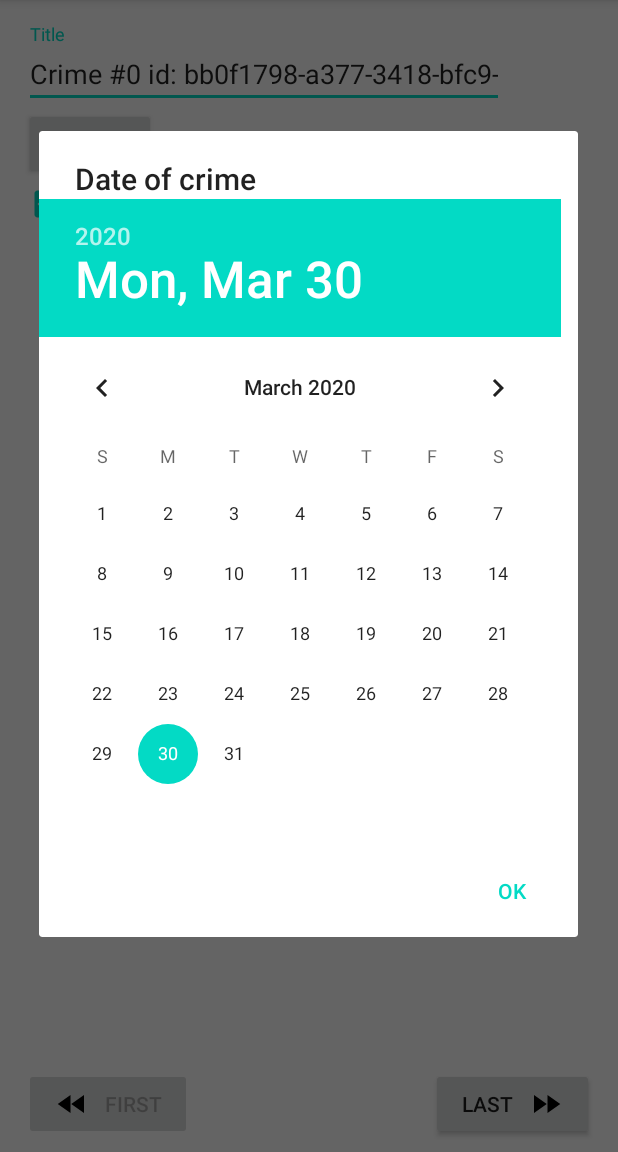
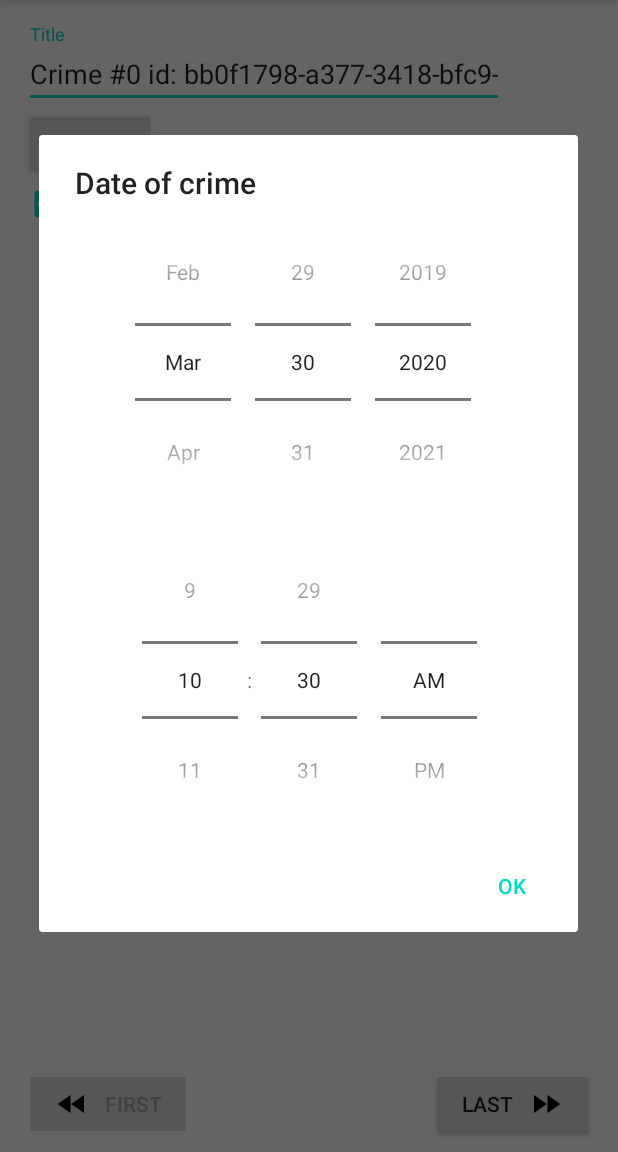
Before and after one commit to EugeneAlexandrov/CriminalIntent, an Android app: the CrimeFragment screen opened directly, with no data from a screen before it, after a tap on an icon or button, on a phone screen of 412 x 824 dp, the part 84-1236 px from its top. Run offline under Robolectric (Android 15) with nearby library versions, the phone set to English and light mode, and no system bars; Roboto replaces fonts that are not available here.

Commit message:
возврат даты из datepickera

```diff
--- a/app/src/main/java/com/mybclym/criminalintent/Crime.java
+++ b/app/src/main/java/com/mybclym/criminalintent/Crime.java
@@ -21,6 +21,10 @@ public class Crime {
 
     public Date getDate() {
         return mDate;
+    }
+
+    public void setDate(Date date) {
+        mDate = date;
     }
 
     public String getTitle() {
--- a/app/src/main/java/com/mybclym/criminalintent/CrimeFragment.java
+++ b/app/src/main/java/com/mybclym/criminalintent/CrimeFragment.java
@@ -1,5 +1,7 @@
 package com.mybclym.criminalintent;
 
+import android.app.Activity;
+import android.content.Intent;
 import android.os.Bundle;
 import android.text.Editable;
 import android.text.TextWatcher;
@@ -10,6 +12,7 @@ import android.view.ViewGroup;
 import android.widget.Button;
 import android.widget.CheckBox;
 import android.widget.CompoundButton;
+import android.widget.DatePicker;
 import android.widget.EditText;
 
 import androidx.annotation.NonNull;
@@ -17,6 +20,7 @@ import androidx.annotation.Nullable;
 import androidx.fragment.app.Fragment;
 
 import java.text.DateFormat;
+import java.util.Date;
 import java.util.UUID;
 
 public class CrimeFragment extends Fragment {
@@ -26,6 +30,7 @@ public class CrimeFragment extends Fragment {
     CheckBox checkbox_isSolved;
     private static final String ARGS_CRIME_ID = "crime_id";
     private static final String DIALOG_DATE = "DialogDAte";
+    private static final int REQUEST_DATE = 0;
 
     protected static CrimeFragment newInstance(UUID id) {
         Bundle bundle = new Bundle();
@@ -75,17 +80,12 @@ public class CrimeFragment extends Fragment {
         });
 
         btn_date = (Button) v.findViewById(R.id.crimeFragment_date_btn);
-        btn_date.setOnClickListener(new View.OnClickListener() {
-            @Override
-            public void onClick(View v) {
-
-            }
-        });
         btn_date.setText(DateFormat.getDateInstance(DateFormat.SHORT).format(mCrime.getDate()));
         btn_date.setOnClickListener(new View.OnClickListener() {
             @Override
             public void onClick(View v) {
-                DatePickerFragment dialog = new DatePickerFragment();
+                DatePickerFragment dialog = DatePickerFragment.newInstance(mCrime.getDate());
+                dialog.setTargetFragment(CrimeFragment.this, REQUEST_DATE);
                 dialog.show(getFragmentManager(), DIALOG_DATE);
             }
         });
@@ -100,4 +100,14 @@ public class CrimeFragment extends Fragment {
         });
         return v;
     }
+
+    @Override
+    public void onActivityResult(int requestCode, int resultCode, @Nullable Intent data) {
+        if (resultCode != Activity.RESULT_OK) return;
+        if (requestCode == REQUEST_DATE) {
+            Date mDate = (Date) data.getSerializableExtra(DatePickerFragment.EXTRA_CRIME_DATE);
+            btn_date.setText(DateFormat.getDateInstance(DateFormat.SHORT).format(mDate));
+            mCrime.setDate(mDate);
+        }
+    }
 }
--- a/app/src/main/java/com/mybclym/criminalintent/DatePickerFragment.java
+++ b/app/src/main/java/com/mybclym/criminalintent/DatePickerFragment.java
@@ -1,20 +1,76 @@
 package com.mybclym.criminalintent;
 
+import android.app.Activity;
 import android.app.Dialog;
+import android.content.DialogInterface;
+import android.content.Intent;
+import android.os.Build;
 import android.os.Bundle;
 import android.view.LayoutInflater;
 import android.view.View;
+import android.widget.DatePicker;
+import android.widget.TimePicker;
 
 import androidx.annotation.NonNull;
 import androidx.annotation.Nullable;
 import androidx.appcompat.app.AlertDialog;
 import androidx.fragment.app.DialogFragment;
 
+import java.util.Calendar;
+import java.util.Date;
+import java.util.GregorianCalendar;
+import java.util.UUID;
+
 public class DatePickerFragment extends DialogFragment {
+    private static final String ARGS_CRIME_DATE = "Crime_Date";
+    public static final String EXTRA_CRIME_DATE = "com.mybclym.criminalintent.crime_date";
+
+
     @NonNull
     @Override
     public Dialog onCreateDialog(@Nullable Bundle savedInstanceState) {
-        View v= LayoutInflater.from(getActivity()).inflate(R.layout.fragment_datepicker,null);
-        return new AlertDialog.Builder(getActivity()).setView(v).setTitle(R.string.datepicker_title).setPositiveButton(android.R.string.ok, null).create();
+        Date mDate = (Date) getArguments().getSerializable(ARGS_CRIME_DATE);
+        Calendar calendar = Calendar.getInstance();
+        calendar.setTime(mDate);
+        int year = calendar.get(Calendar.YEAR);
+        int month = calendar.get(Calendar.MONTH);
+        int day = calendar.get(Calendar.DAY_OF_MONTH);
+        int hour = calendar.get(Calendar.HOUR);
+        int minute = calendar.get(Calendar.MINUTE);
+        int second = calendar.get(Calendar.SECOND);
+        View v = LayoutInflater.from(getActivity()).inflate(R.layout.fragment_datepicker, null);
+        final DatePicker datePicker = (DatePicker) v.findViewById(R.id.date_picker_view);
+        TimePicker timePicker = (TimePicker) v.findViewById(R.id.time_picker_view);
+        datePicker.init(year, month, day, null);
+        if (Build.VERSION.SDK_INT >= Build.VERSION_CODES.M) {
+            timePicker.setHour(hour);
+            timePicker.setMinute(minute);
+        }
+
+        return new AlertDialog.Builder(getActivity()).setView(v).setTitle(R.string.datepicker_title).setPositiveButton(android.R.string.ok, new DialogInterface.OnClickListener() {
+            @Override
+            public void onClick(DialogInterface dialog, int which) {
+                int year = datePicker.getYear();
+                int month = datePicker.getMonth();
+                int day = datePicker.getDayOfMonth();
+                Date mDate = new GregorianCalendar(year, month, day).getTime();
+                sentResult(Activity.RESULT_OK, mDate);
+            }
+        }).create();
+    }
+
+    protected static DatePickerFragment newInstance(Date date) {
+        Bundle bundle = new Bundle();
+        bundle.putSerializable(ARGS_CRIME_DATE, date);
+        DatePickerFragment fragment = new DatePickerFragment();
+        fragment.setArguments(bundle);
+        return fragment;
+    }
+
+    private void sentResult(int resultCode, Date date) {
+        if (getTargetFragment() == null) return;
+        Intent intent = new Intent();
+        intent.putExtra(EXTRA_CRIME_DATE, date);
+        getTargetFragment().onActivityResult(getTargetRequestCode(), resultCode, intent);
     }
 }
--- a/app/src/main/res/layout/fragment_datepicker.xml
+++ b/app/src/main/res/layout/fragment_datepicker.xml
@@ -1,5 +1,28 @@
 <?xml version="1.0" encoding="utf-8"?>
-<DatePicker xmlns:android="http://schemas.android.com/apk/res/android"
-    android:id="@+id/date_picker_view"
+<androidx.constraintlayout.widget.ConstraintLayout xmlns:android="http://schemas.android.com/apk/res/android"
+    xmlns:app="http://schemas.android.com/apk/res-auto"
+    xmlns:tools="http://schemas.android.com/tools"
     android:layout_width="match_parent"
-    android:layout_height="match_parent" />
+    android:layout_height="match_parent"
+    android:layout_gravity="center">
+
+    <DatePicker
+        android:id="@+id/date_picker_view"
+        android:layout_width="wrap_content"
+        android:layout_height="wrap_content"
+        app:layout_constraintEnd_toEndOf="parent"
+        app:layout_constraintStart_toStartOf="parent"
+        app:layout_constraintTop_toTopOf="parent"
+        android:calendarViewShown="false"
+        android:datePickerMode="spinner"/>
+
+    <TimePicker
+        android:id="@+id/time_picker_view"
+        android:layout_width="wrap_content"
+        android:layout_height="wrap_content"
+        android:timePickerMode="spinner"
+        app:layout_constraintEnd_toEndOf="@+id/date_picker_view"
+        app:layout_constraintStart_toStartOf="@+id/date_picker_view"
+        app:layout_constraintTop_toBottomOf="@+id/date_picker_view" />
+
+</androidx.constraintlayout.widget.ConstraintLayout>
```
